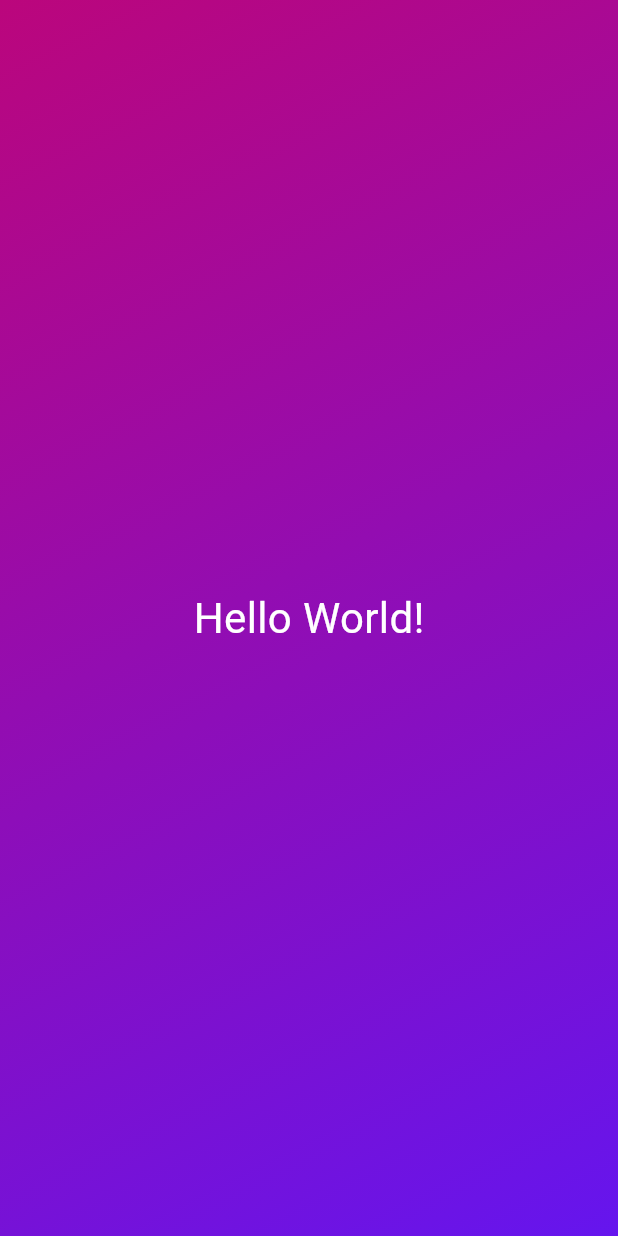
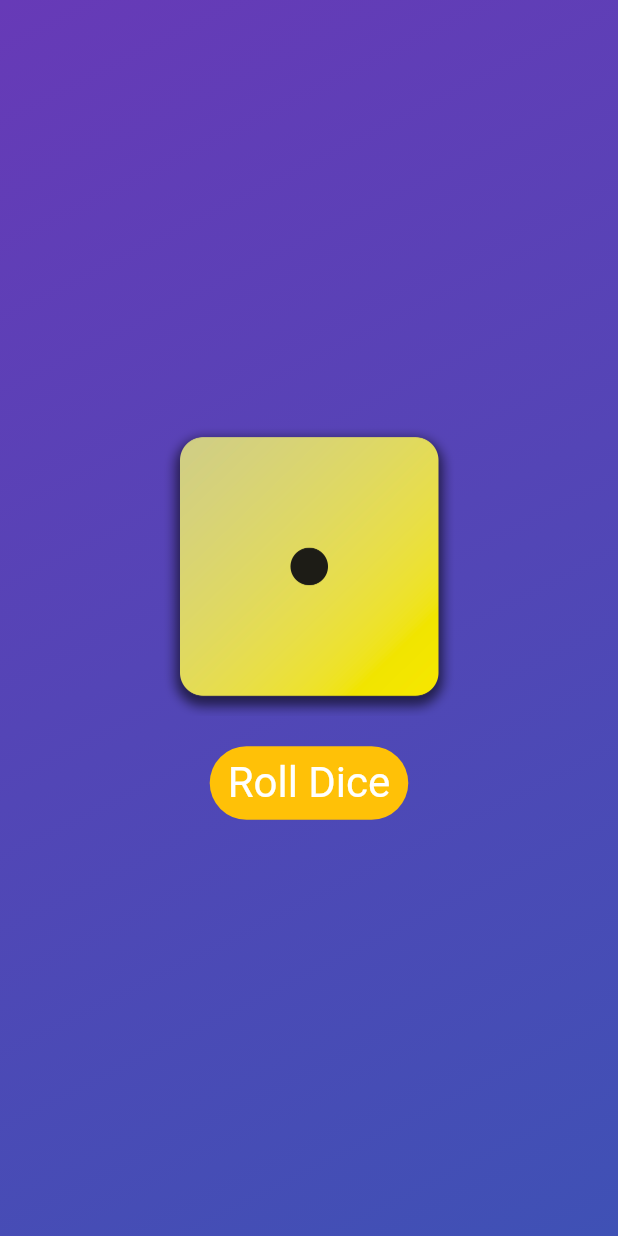
Before and after one commit to Pirate-Hunter-Zoro/Dice-Roller, a Flutter app: the screen it shows after launch, on a phone screen of 412 x 824 dp. Run offline on Flutter 3.47's test engine with Material 3 defaults, Android fonts, the phone set to English and light mode, and no system bars.

Commit message:
finished dice roller implementation

```diff
--- /dev/null
+++ b/lib/dice_roller.dart
@@ -0,0 +1,66 @@
+import 'dart:math';
+
+import 'package:flutter/material.dart';
+
+// We're only going to need one random object
+final Random numberGenerator = Random();
+
+class DiceRoller extends StatefulWidget {
+  // We've still got our key - THIS part is const
+  const DiceRoller({super.key});
+
+  @override
+  State<StatefulWidget> createState() {
+    // Execute the constructor function for _DiceRollerState(), which comes by default
+    return _DiceRollerState();
+  }
+}
+
+// Convention for defining the widget's state (a private class)
+// THIS PART IS NOT CONST
+class _DiceRollerState extends State<DiceRoller> {
+  // Since _DiceRollerState is not const, we can have the following:
+  var currentImageIdx = 0;
+
+  static final List<String> diceImages = [
+    'dice-1.png',
+    'dice-2.png',
+    'dice-3.png',
+    'dice-4.png',
+    'dice-5.png',
+    'dice-6.png'
+  ];
+
+  // Whenever the button is clicked
+  void rollDice() {
+    setState(() {
+      // This method is available in a Stateful Widget - typically we pass in an anonymous function
+      currentImageIdx = numberGenerator.nextInt(diceImages.length);
+    });
+    // Throwing this into setState tells Flutter that we expect a change, so Flutter will re-execute build()!
+  }
+
+  @override
+  Widget build(BuildContext context) {
+    return Column(
+      // By default takes ALL available vertical space
+      mainAxisSize: MainAxisSize.min, // default is max
+      // Multiple children above each other
+      children: [
+        Image.asset('assets/images/${diceImages[currentImageIdx]}', width: 200),
+        const SizedBox(
+          height: 20,
+        ), // one option for padding
+        TextButton(
+          onPressed: rollDice, // anonymous function
+          style: TextButton.styleFrom(
+            foregroundColor: Colors.white, // this is the text color
+            backgroundColor: Colors.amber,
+            textStyle: const TextStyle(fontSize: 28),
+          ),
+          child: const Text('Roll Dice'),
+        )
+      ],
+    );
+  }
+}
--- /dev/null
+++ b/lib/gradient_container.dart
@@ -0,0 +1,38 @@
+import 'package:dice_roller/dice_roller.dart';
+import 'package:flutter/material.dart';
+
+// You're telling Dart that the value stored in here is a compile-time constant
+// const startAlignment = getAlignment() IS INVALID BECAUSE YOU DON'T KNOW WHAT THAT FUNCTION WILL RETURN DURING COMPILE TIME
+const startAlignment = Alignment.topLeft;
+const endAlignment = Alignment.bottomRight;
+
+class GradientContainer extends StatelessWidget {
+  final Color startColor;
+  final Color endColor;
+
+  // We should accept a key argument, and call our parent constructor with said key
+  // You can store an instance of this widget type in a memory location to be reused
+  const GradientContainer(this.startColor, this.endColor, {super.key});
+
+  // We can make a different constructor
+  const GradientContainer.purple({super.key})
+      : startColor = Colors.deepPurple,
+        endColor = Colors.indigo;
+
+  @override
+  Widget build(BuildContext context) {
+    return Container(
+      decoration: BoxDecoration(
+        gradient: LinearGradient(
+          begin: startAlignment,
+          end: endAlignment,
+          colors: [startColor, endColor],
+        ),
+      ),
+      // Existing memory will be reused when you use const - address preserved
+      child: const Center(
+        child: DiceRoller(),
+      ),
+    );
+  }
+}
--- a/lib/main.dart
+++ b/lib/main.dart
@@ -1,43 +1,13 @@
 import 'package:flutter/material.dart';
+
+import 'package:dice_roller/gradient_container.dart';
 
 void main() {
   runApp(
-    const MaterialApp(
+    MaterialApp(
       home: Scaffold(
-        body: GradientContainer(),
+        body: GradientContainer.purple(),
       ),
     ),
   );
 }
-
-class GradientContainer extends StatelessWidget {
-  // We should accept a key argument, and call our parent constructor with said key
-  // You can store an instance of this widget type in a memory location to be reused
-  const GradientContainer({super.key});
-
-  @override
-  Widget build(BuildContext context) {
-    return Container(
-      decoration: const BoxDecoration(
-        gradient: LinearGradient(
-          begin: Alignment.topLeft,
-          end: Alignment.bottomRight,
-          colors: [
-            Color.fromARGB(255, 187, 6, 124),
-            Color.fromARGB(255, 101, 21, 238),
-          ],
-        ),
-      ),
-      // Existing memory will be reused when you use const - address preserved
-      child: const Center(
-        child: Text(
-          'Hello World!',
-          style: TextStyle(
-            fontSize: 28.0,
-            color: Colors.white,
-          ),
-        ),
-      ),
-    );
-  }
-}
--- /dev/null
+++ b/lib/styled_text.dart
@@ -0,0 +1,20 @@
+import 'package:flutter/material.dart';
+
+class StyledText extends StatelessWidget {
+  // Since this is final, our entire widget is known at compile time - so it can be denoted 'const'
+  final String text;
+
+  // Shortcut to initialize the text attribute 'this.text'
+  const StyledText(this.text, {super.key});
+
+  @override
+  Widget build(BuildContext context) {
+    return Text(
+      text,
+      style: const TextStyle(
+        fontSize: 28.0,
+        color: Colors.white,
+      ),
+    );
+  }
+}
```
Also changed, not shown: pubspec.yaml (+7 -3 lines), assets/images/dice-1.png (added), assets/images/dice-2.png (added), assets/images/dice-3.png (added), assets/images/dice-4.png (added), assets/images/dice-5.png (added), assets/images/dice-6.png (added), lib/functions.dart (deleted).
